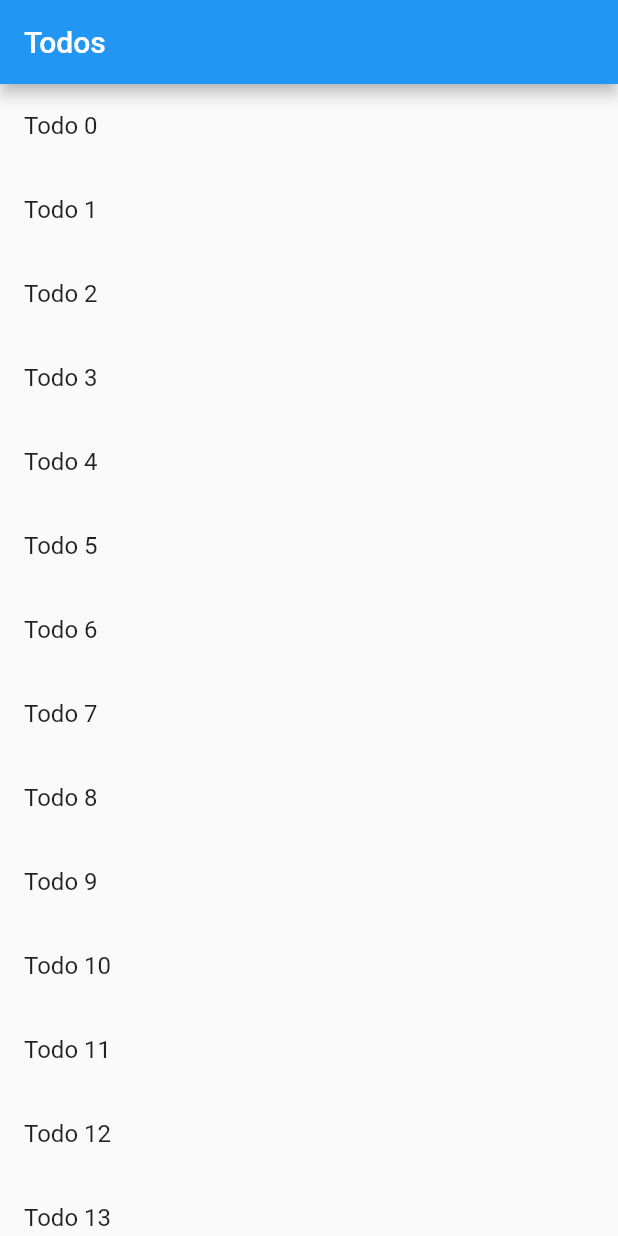
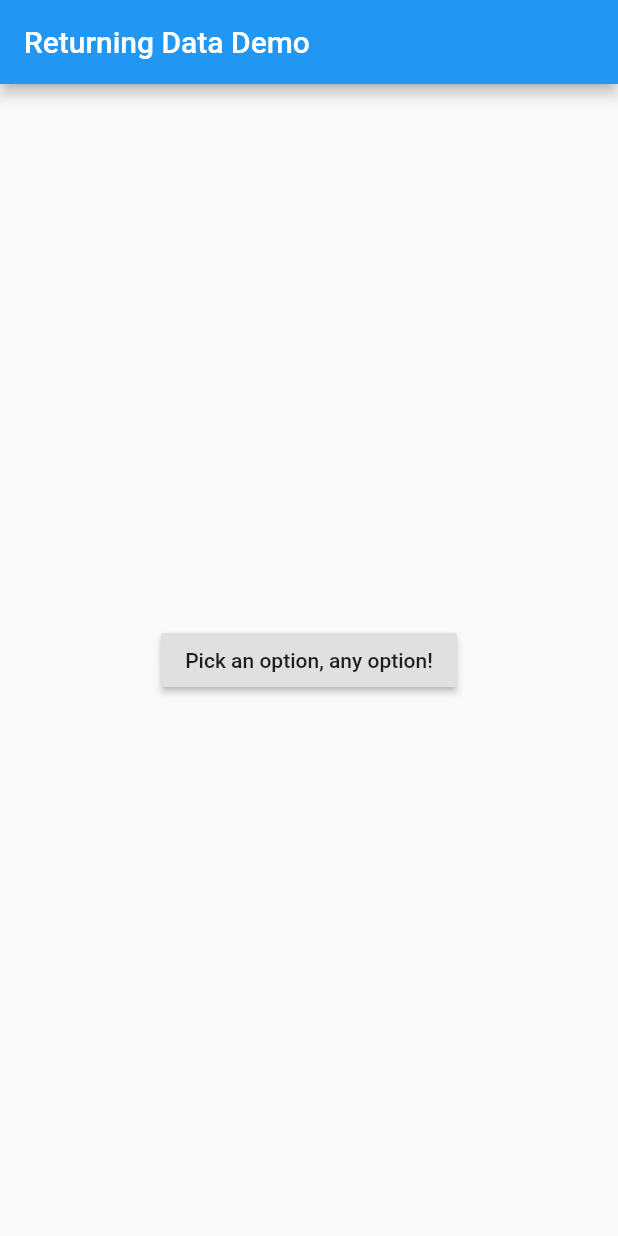
Before and after one commit to prettystony/yyy_flutter_demo, a Flutter app: the screen it shows after launch, on a phone screen of 412 x 824 dp. Run offline on Flutter 3.47's test engine with Material 2 defaults, Android fonts, the phone set to English and light mode, and no system bars.

Commit message:
从新页面返回数据给上一个页面

```diff
--- a/my_flutter_app/lib/main.dart
+++ b/my_flutter_app/lib/main.dart
@@ -1,80 +1,86 @@
-import 'package:flutter/foundation.dart';
 import 'package:flutter/material.dart';
-
-class Todo {
-  final String title;
-  final String description;
-
-  Todo(this.title, this.description);
-}
 
 void main() {
   runApp(new MaterialApp(
-    title: 'Passing Data',
-    home: new TodosScreen(
-      todos: new List.generate(
-        20,
-        (i) => new Todo(
-              'Todo $i',
-              'A description of what needs to be done for Todo $i',
-            ),
-      ),
-    ),
+    title: 'Returning Data',
+    home: new HomeScreen(),
   ));
 }
 
-class TodosScreen extends StatelessWidget {
-  final List<Todo> todos;
-
-  TodosScreen({Key key, @required this.todos}) : super(key: key);
-
+class HomeScreen extends StatelessWidget {
   @override
   Widget build(BuildContext context) {
     return new Scaffold(
       appBar: new AppBar(
-        title: new Text('Todos'),
+        title: new Text('Returning Data Demo'),
       ),
-      body: new ListView.builder(
-        itemCount: todos.length,
-        itemBuilder: (context, index) {
-          return new ListTile(
-            title: new Text(todos[index].title),
-            // When a user taps on the ListTile, navigate to the DetailScreen.
-            // Notice that we're not only creating a new DetailScreen, we're
-            // also passing the current todo through to it!
-            onTap: () {
-              Navigator.push(
-                context,
-                new MaterialPageRoute(
-                  builder: (context) => new DetailScreen(todo: todos[index]),
-                ),
-              );
-            },
-          );
-        },
+      body: new Center(child: new SelectionButton()),
+    );
+  }
+}
+
+class SelectionButton extends StatelessWidget {
+  @override
+  Widget build(BuildContext context) {
+    return new RaisedButton(
+      onPressed: () {
+        _navigateAndDisplaySelection(context);
+      },
+      child: new Text('Pick an option, any option!'),
+    );
+  }
+
+  // A method that launches the SelectionScreen and awaits the result from
+  // Navigator.pop!
+  _navigateAndDisplaySelection(BuildContext context) async {
+    // Navigator.push returns a Future that will complete after we call
+    // Navigator.pop on the Selection Screen!
+    final result = await Navigator.push(
+      context,
+      new MaterialPageRoute(builder: (context) => new SelectionScreen()),
+    );
+
+    // After the Selection Screen returns a result, show it in a Snackbar!
+    Scaffold
+        .of(context)
+        .showSnackBar(new SnackBar(content: new Text("$result")));
+  }
+}
+
+class SelectionScreen extends StatelessWidget {
+  @override
+  Widget build(BuildContext context) {
+    return new Scaffold(
+      appBar: new AppBar(
+        title: new Text('Pick an option'),
+      ),
+      body: new Center(
+        child: new Column(
+          mainAxisAlignment: MainAxisAlignment.center,
+          children: <Widget>[
+            new Padding(
+              padding: const EdgeInsets.all(8.0),
+              child: new RaisedButton(
+                onPressed: () {
+                  // Close the screen and return "Yep!" as the result
+                  Navigator.pop(context, 'Yep!');
+                },
+                child: new Text('Yep!'),
+              ),
+            ),
+            new Padding(
+              padding: const EdgeInsets.all(8.0),
+              child: new RaisedButton(
+                onPressed: () {
+                  // Close the screen and return "Nope!" as the result
+                  Navigator.pop(context, 'Nope.');
+                },
+                child: new Text('Nope.'),
+              ),
+            )
+          ],
+        ),
       ),
     );
   }
 }
-
-class DetailScreen extends StatelessWidget {
-  // Declare a field that holds the Todo
-  final Todo todo;
-
-  // In the constructor, require a Todo
-  DetailScreen({Key key, @required this.todo}) : super(key: key);
-
-  @override
-  Widget build(BuildContext context) {
-    // Use the Todo to create our UI
-    return new Scaffold(
-      appBar: new AppBar(
-        title: new Text("${todo.title}"),
-      ),
-      body: new Padding(
-        padding: new EdgeInsets.all(16.0),
-        child: new Text('${todo.description}'),
-      ),
-    );
-  }
-}
```
